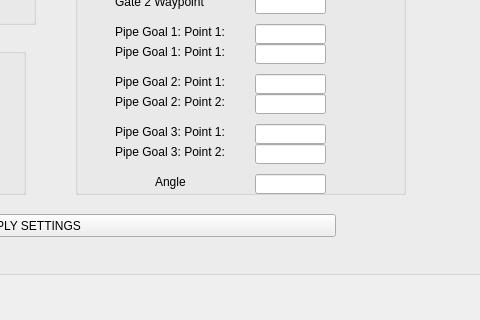
First picture: the form in Hanse/TaskPipeFollowing/taskpipefollowingform.ui, repository iti-luebeck/HANSE2011, before the edit; both pictures show x 315 to 795 and y 176 to 496 of the 1072 by 496 pixel window.
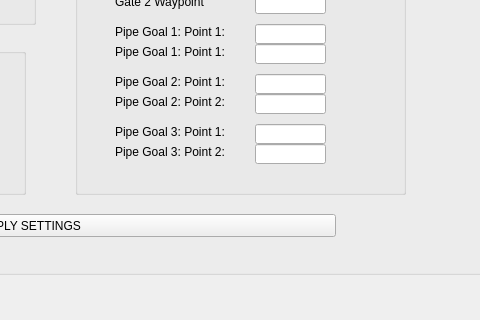
Second picture: the form after the edit.

Commit message: Angles calc changed

What changed in the file:
```diff
--- a/Hanse/TaskPipeFollowing/taskpipefollowingform.ui
+++ b/Hanse/TaskPipeFollowing/taskpipefollowingform.ui
@@ -380,32 +380,6 @@
       <string>Pipe Start Waypoint:</string>
      </property>
     </widget>
-    <widget class="QLabel" name="label_16">
-     <property name="geometry">
-      <rect>
-       <x>80</x>
-       <y>300</y>
-       <width>51</width>
-       <height>16</height>
-      </rect>
-     </property>
-     <property name="text">
-      <string>Angle</string>
-     </property>
-    </widget>
-    <widget class="QLineEdit" name="angleInput">
-     <property name="geometry">
-      <rect>
-       <x>180</x>
-       <y>300</y>
-       <width>71</width>
-       <height>20</height>
-      </rect>
-     </property>
-     <property name="text">
-      <string/>
-     </property>
-    </widget>
    </widget>
    <widget class="QGroupBox" name="groupBox_4">
     <property name="geometry">
```
The commit also changes 5 other files.
